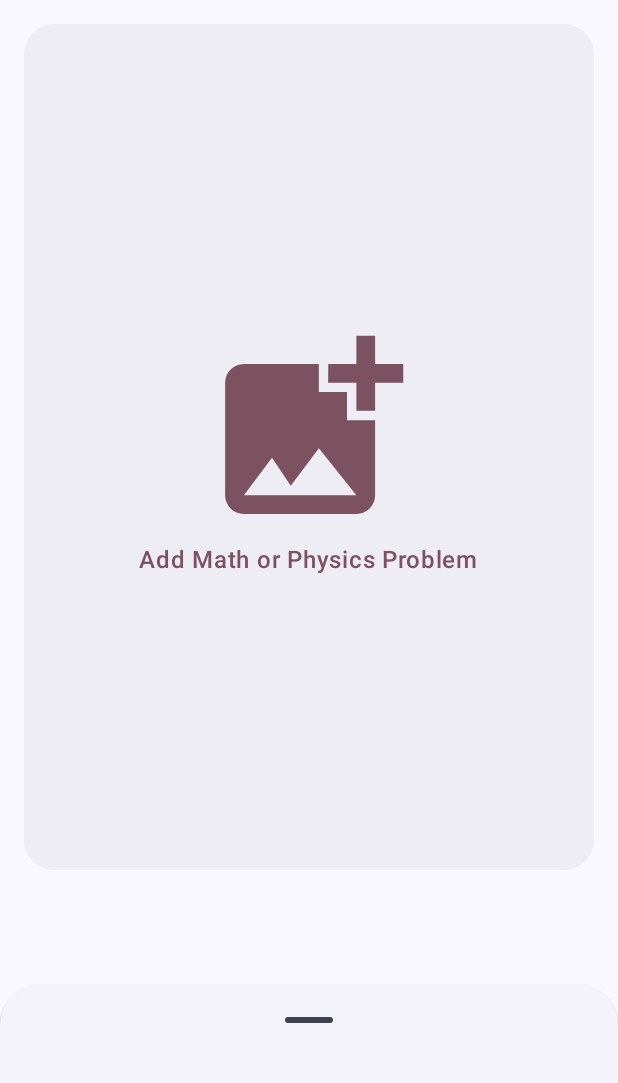
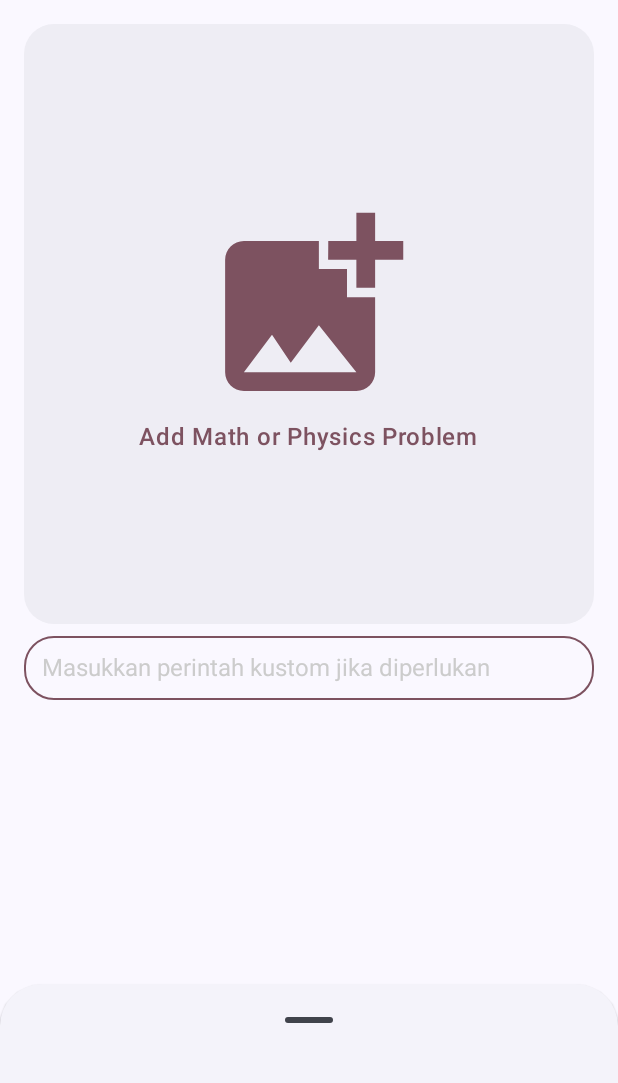
Before and after one commit to Dhanfinix/LensSolver, an Android app built with Jetpack Compose: the screen it shows after launch (MainActivity), on a phone screen of 412 x 824 dp, the part 60-1143 px from its top. Run offline under Robolectric (Android 15) with nearby library versions, the phone set to English and light mode, and no system bars; libraries missing offline, so code that uses them is left out: com.google.ai.client.

Commit message:
Custom prompt input

```diff
--- a/app/src/main/java/com/dhandev/lenssolver/HomeScreen.kt
+++ b/app/src/main/java/com/dhandev/lenssolver/HomeScreen.kt
@@ -83,7 +83,7 @@ fun HomeScreen(
 ) {
     val placeholderResult = stringResource(R.string.results_placeholder)
     var pickedImage by remember { mutableStateOf<Uri?>(null) }
-    val prompt by rememberSaveable { mutableStateOf(Utils.PROMPT) }
+    var prompt by rememberSaveable { mutableStateOf(Utils.PROMPT) }
     var result by rememberSaveable { mutableStateOf(placeholderResult) }
     var showDialog by rememberSaveable { mutableStateOf(false) }
     var showInfoDialog by rememberSaveable { mutableStateOf(false) }
@@ -146,6 +146,7 @@ fun HomeScreen(
                                 onClick = {
                                     pickedImage = null
                                     result = placeholderResult
+                                    prompt = Utils.PROMPT
                                 },
                                 colors = ButtonDefaults.buttonColors().copy(
                                     containerColor = Pink40
@@ -217,10 +218,14 @@ fun HomeScreen(
                 }
             }
         ) {
+            val baseScrolllState = rememberScrollState()
+
             Column(
                 Modifier
                     .fillMaxSize()
                     .padding(16.dp)
+                    .padding(bottom = 70.dp)
+                    .verticalScroll(baseScrolllState)
             ){
 
                 Box(Modifier.padding(bottom = 16.dp)) {
@@ -240,14 +245,14 @@ fun HomeScreen(
                         modifier = Modifier
                             .align(Alignment.CenterEnd)
                             .clickable {
-                            showInfoDialog = true
-                        }
+                                showInfoDialog = true
+                            }
                     )
                 }
 
                 val imageModifier = Modifier
                     .fillMaxWidth()
-                    .fillMaxHeight(0.75f)
+                    .height(400.dp)
                     .background(
                         MaterialTheme.colorScheme.surfaceContainer,
                         shape = RoundedCornerShape(20.dp)
@@ -296,6 +301,14 @@ fun HomeScreen(
                             contentScale = ContentScale.Fit
                         )
                     }
+
+                }
+
+                PromptInputComp(
+                    Modifier.padding(top = 8.dp),
+                    value = if (prompt == Utils.PROMPT) "" else prompt
+                ) {newPrompt->
+                    prompt = newPrompt
                 }
             }
         }
--- a/app/src/main/java/com/dhandev/lenssolver/MainActivity.kt
+++ b/app/src/main/java/com/dhandev/lenssolver/MainActivity.kt
@@ -15,6 +15,7 @@ import androidx.compose.foundation.layout.safeGesturesPadding
 import androidx.compose.material3.MaterialTheme
 import androidx.compose.material3.Surface
 import androidx.compose.ui.Modifier
+import androidx.navigation.NavGraph.Companion.findStartDestination
 import androidx.navigation.NavType
 import androidx.navigation.compose.NavHost
 import androidx.navigation.compose.composable
@@ -54,7 +55,13 @@ class MainActivity : ComponentActivity() {
                                 modifier = Modifier.safeGesturesPadding(),
                                 takenPhotoUri = capturedUri
                             ){
-                                navController.navigate(Destinations.CAMERA.route)
+                                navController.navigate(Destinations.CAMERA.route){
+                                    popUpTo(navController.graph.findStartDestination().id) {
+                                        saveState = true
+                                    }
+                                    restoreState = true
+                                    launchSingleTop = true
+                                }
                             }
                         }
 
--- /dev/null
+++ b/app/src/main/java/com/dhandev/lenssolver/PromptInputComp.kt
@@ -0,0 +1,61 @@
+package com.dhandev.lenssolver
+
+import androidx.compose.foundation.border
+import androidx.compose.foundation.layout.Box
+import androidx.compose.foundation.layout.fillMaxWidth
+import androidx.compose.foundation.layout.padding
+import androidx.compose.foundation.shape.RoundedCornerShape
+import androidx.compose.foundation.text.BasicTextField
+import androidx.compose.material3.Text
+import androidx.compose.runtime.Composable
+import androidx.compose.runtime.getValue
+import androidx.compose.runtime.mutableStateOf
+import androidx.compose.runtime.saveable.rememberSaveable
+import androidx.compose.runtime.setValue
+import androidx.compose.ui.Modifier
+import androidx.compose.ui.draw.clip
+import androidx.compose.ui.graphics.Color
+import androidx.compose.ui.text.TextStyle
+import androidx.compose.ui.unit.dp
+import androidx.compose.ui.unit.sp
+import com.dhandev.lenssolver.ui.theme.Pink40
+
+@Composable
+fun PromptInputComp(
+    modifier: Modifier = Modifier,
+    value: String,
+    onValueChanged: (String) -> Unit // Callback for the changed value
+) {
+    var text by rememberSaveable(value) { mutableStateOf(value) }
+    val textStyle = TextStyle(
+        fontSize = 16.sp
+    )
+    BasicTextField(
+        value = text,
+        onValueChange = { newValue ->
+            text = newValue
+            onValueChanged(newValue) // Call the callback with the new value
+        },
+        modifier = modifier
+            .fillMaxWidth()
+            .border(1.dp, Pink40, RoundedCornerShape(20.dp))
+            .clip(RoundedCornerShape(20.dp)), // No border here
+        textStyle = textStyle,
+        decorationBox = { innerTextField ->
+            Box(
+                modifier = Modifier
+                    .padding(12.dp)
+            ) {
+                if(text.isEmpty()){
+                    Text(
+                        text = "Masukkan perintah kustom jika diperlukan",
+                        maxLines = 3,
+                        color = Color.LightGray,
+                        style = textStyle
+                    )
+                }
+                innerTextField()
+            }
+        }
+    )
+}
```
